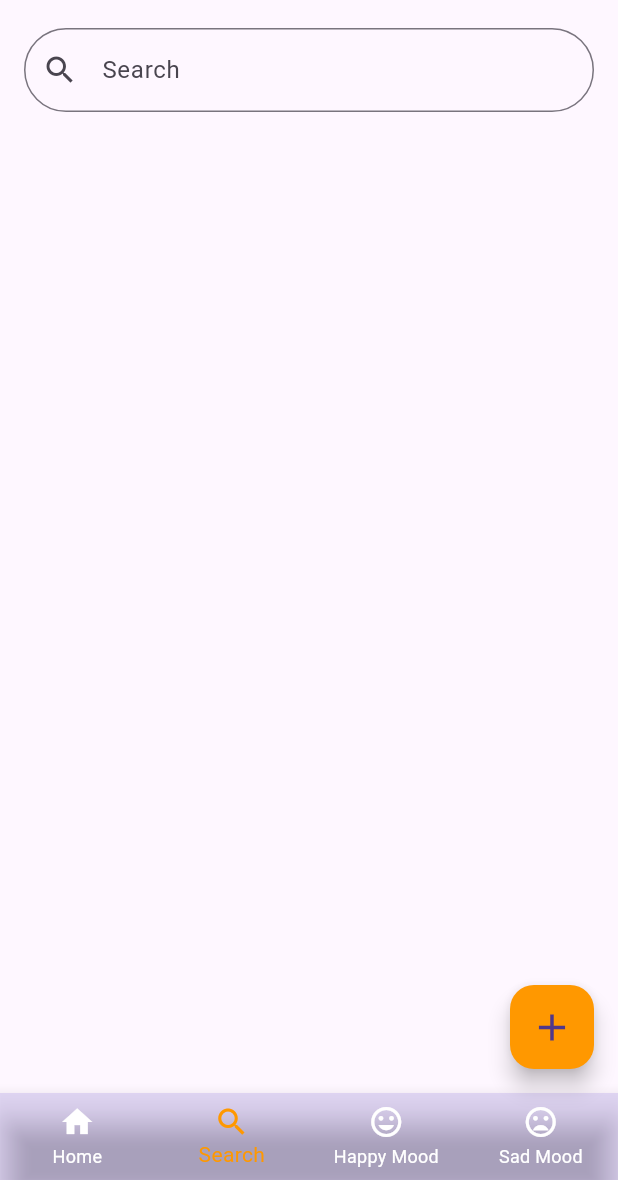
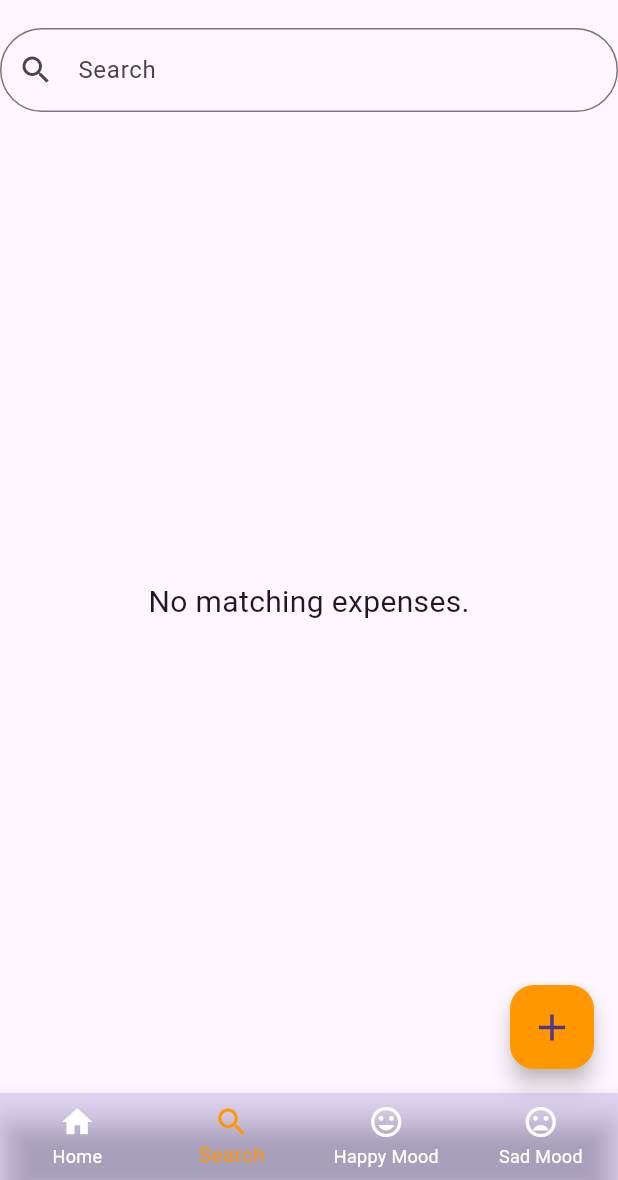
Before and after one commit to SaiyamKalra/diaryentryapp, a Flutter app: the screen it shows after launch, item 2 of the bottom bar chosen, on a phone screen of 412 x 824 dp, the part 56-1236 px from its top. Run offline on Flutter 3.47's test engine with Material 3 defaults, Android fonts, the phone set to English and light mode, and no system bars; our stand-ins replace flutter_bloc, shared_preferences.

Commit message:
completed the search page

```diff
--- a/lib/pages/home_page.dart
+++ b/lib/pages/home_page.dart
@@ -63,7 +63,7 @@ class _HomePageState extends State<HomePage> {
           );
         }
         return ListView.builder(
-          padding: EdgeInsets.only(bottom: 100), // Space for FAB
+          padding: EdgeInsets.only(bottom: 100),
           itemCount: diaries.length,
           itemBuilder: (context, index) {
             final diary = diaries[index];
--- a/lib/pages/search_page.dart
+++ b/lib/pages/search_page.dart
@@ -1,16 +1,35 @@
 import 'package:diaryentryapp/cubit/diary_cubit.dart';
 import 'package:diaryentryapp/models/diary.dart';
+import 'package:diaryentryapp/utils/diary_card.dart';
 import 'package:flutter/material.dart';
 import 'package:flutter_bloc/flutter_bloc.dart';
 
-class SearchPage extends StatelessWidget {
+class SearchPage extends StatefulWidget {
   const SearchPage({super.key});
+
+  @override
+  State<SearchPage> createState() => _SearchPageState();
+}
+
+class _SearchPageState extends State<SearchPage> {
+  final TextEditingController searchText = TextEditingController();
+  List<Diary> _allDiary = [];
+  List<Diary> _filteredDiary = [];
+
+  @override
+  void initState() {
+    super.initState();
+    final diaries = context.read<DiaryCubit>().state;
+    _allDiary = diaries;
+    _filteredDiary = diaries;
+  }
+
   @override
   Widget build(BuildContext context) {
-    final TextEditingController searchText = TextEditingController();
     return Scaffold(
-      appBar: AppBar(
-        title: TextField(
+      body: Column(
+        children: [
+          TextField(
             controller: searchText,
             decoration: InputDecoration(
               hintText: 'Search',
@@ -19,18 +38,42 @@ class SearchPage extends StatelessWidget {
                 borderRadius: BorderRadius.circular(30.0),
               ),
             ),
+            onChanged: (query) {
+              setState(() {
+                _filteredDiary =
+                    _allDiary
+                        .where(
+                          (e) => e.body.toLowerCase().contains(
+                            query.toLowerCase(),
+                          ),
+                        )
+                        .toList();
+              });
+            },
+          ),
+          Expanded(
+            child:
+                _filteredDiary.isEmpty
+                    ? Center(
+                      child: Text(
+                        'No matching expenses.',
+                        style: TextStyle(fontSize: 20),
+                      ),
+                    )
+                    : ListView.builder(
+                      itemCount: _filteredDiary.length,
+                      itemBuilder: (context, index) {
+                        final e = _filteredDiary[index];
+                        return DiaryCard(
+                          title: e.title,
+                          number: e.number,
+                          star: e.star,
+                          body: e.body,
+                        );
+                      },
                     ),
           ),
-      body: BlocBuilder<DiaryCubit, List<Diary>>(
-        builder: (context, diaries) {
-          return ListView.builder(
-            itemCount: diaries.length,
-            itemBuilder: (context, index) {
-              final diary = diaries[index];
-              return ListTile();
-            },
-          );
-        },
+        ],
       ),
     );
   }
```
Lines whose indentation alone changed are shown as unchanged.
